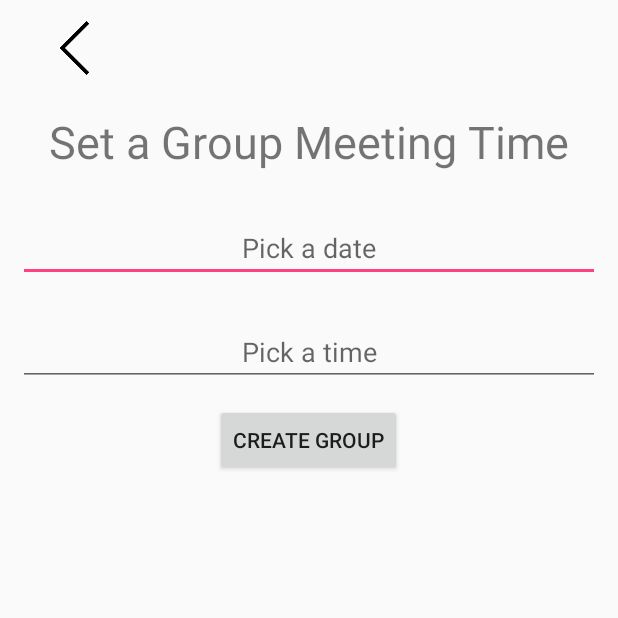
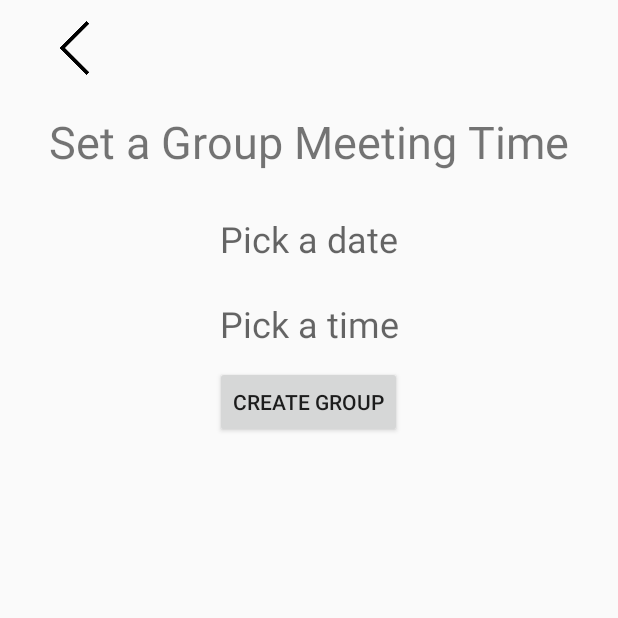
Before and after one commit to jacobgropp/GroupUpApp, an Android app: the SetGroupMeetingTimeActivity screen opened directly, with no data from a screen before it, on a phone screen of 412 x 824 dp, the top half of it. Run offline under Robolectric (Android 15) with nearby library versions, the light colour scheme and no system bars; 1 statement that could not run was skipped.

Commit message:
Stopped keyboard from popping up while picking a time and date.

```diff
--- a/app/src/main/java/com/example/jakeg/groupupapp/activity/activity/SetGroupMeetingTimeActivity.java
+++ b/app/src/main/java/com/example/jakeg/groupupapp/activity/activity/SetGroupMeetingTimeActivity.java
@@ -27,8 +27,8 @@ public class SetGroupMeetingTimeActivity extends AppCompatActivity {
     private TextView mCreateGroupButton;
 
     //Meeting Time
-    EditText mDate;
-    EditText mTime;
+    TextView mDate;
+    TextView mTime;
 
     private String mGroupID;
 
--- a/app/src/main/res/layout/activity_set_group_meeting_time.xml
+++ b/app/src/main/res/layout/activity_set_group_meeting_time.xml
@@ -53,12 +53,14 @@
         android:layout_margin="12dp"
         android:orientation="horizontal">
 
-        <EditText
+        <TextView
             android:id="@+id/in_date"
             android:layout_height="match_parent"
             android:layout_width="match_parent"
             android:layout_weight="5"
             android:hint="@string/pick_a_date"
+            android:textSize="24sp"
+            android:textColor="@color/black"
             android:textAlignment="center" />
     </LinearLayout>
 
@@ -68,11 +70,13 @@
         android:layout_margin="12dp"
         android:orientation="horizontal">
 
-        <EditText
+        <TextView
             android:id="@+id/in_time"
             android:layout_height="match_parent"
             android:layout_width="match_parent"
             android:hint="@string/pick_a_time"
+            android:textSize="24sp"
+            android:textColor="@color/black"
             android:textAlignment="center" />
 
     </LinearLayout>
```
Also changed, not shown: app/src/main/res/values/colors.xml (+18 -0 lines).
